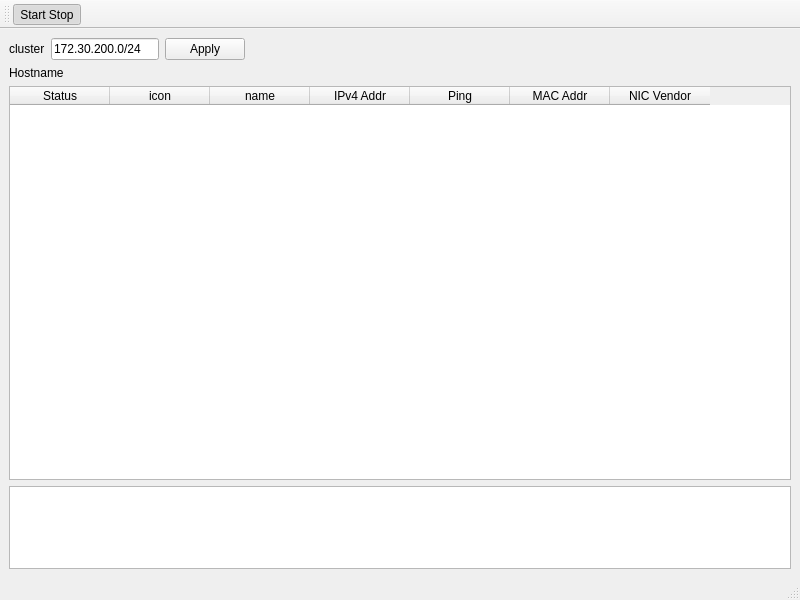
This is form.ui in pchar/FreeNetAdminPro as Qt 5 draws it before an edit. The edited form follows.
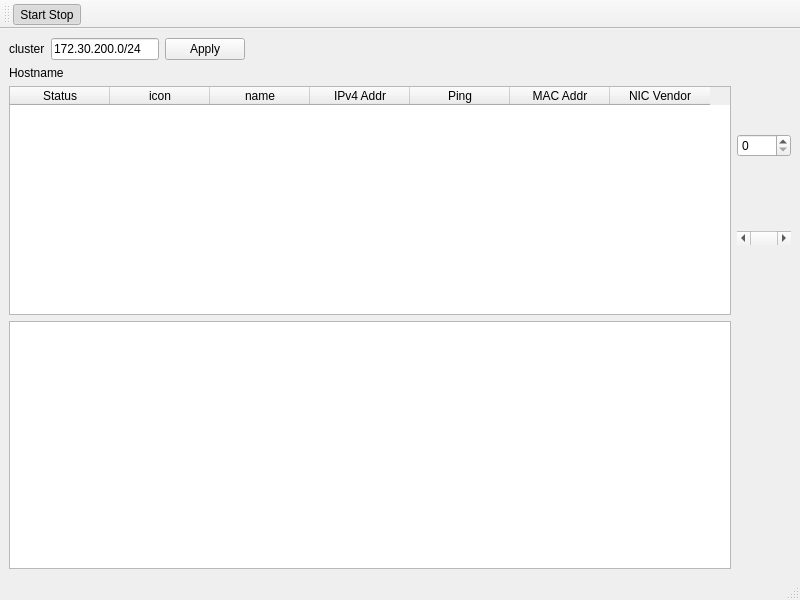
This is the edited form. Icons and pictures are not drawn.

Commit message: ok main layout

```diff
--- a/form.ui
+++ b/form.ui
@@ -14,14 +14,8 @@
    <string>MainWindow</string>
   </property>
   <widget class="QWidget" name="centralwidget">
-   <layout class="QVBoxLayout" name="verticalLayout" stretch="0,0,0,5,1">
-    <item>
-     <layout class="QHBoxLayout" name="horizontalLayout_2"/>
-    </item>
-    <item>
-     <layout class="QHBoxLayout" name="horizontalLayout_3"/>
-    </item>
-    <item>
+   <layout class="QGridLayout" name="gridLayout">
+    <item row="0" column="0">
      <layout class="QHBoxLayout" name="horizontalLayout_4" stretch="0,4,1,9">
       <item>
        <widget class="QLabel" name="label_cluster">
@@ -71,7 +65,14 @@
       </item>
      </layout>
     </item>
-    <item>
+    <item row="2" column="0">
+     <widget class="QTextEdit" name="textEdit">
+      <property name="readOnly">
+       <bool>true</bool>
+      </property>
+     </widget>
+    </item>
+    <item row="1" column="0">
      <layout class="QHBoxLayout" name="horizontalLayout" stretch="0">
       <item>
        <layout class="QVBoxLayout" name="verticalLayout_2" stretch="0,0">
@@ -125,12 +126,22 @@
       </item>
      </layout>
     </item>
-    <item>
-     <widget class="QTextEdit" name="textEdit">
-      <property name="readOnly">
-       <bool>true</bool>
-      </property>
-     </widget>
+    <item row="1" column="1">
+     <layout class="QVBoxLayout" name="verticalLayout">
+      <item>
+       <widget class="QSpinBox" name="spinBox"/>
+      </item>
+      <item>
+       <widget class="QScrollBar" name="horizontalScrollBar">
+        <property name="orientation">
+         <enum>Qt::Orientation::Horizontal</enum>
+        </property>
+       </widget>
+      </item>
+     </layout>
+    </item>
+    <item row="2" column="1">
+     <layout class="QVBoxLayout" name="verticalLayout_3"/>
     </item>
    </layout>
   </widget>
```
The commit also changes 2 other files.
